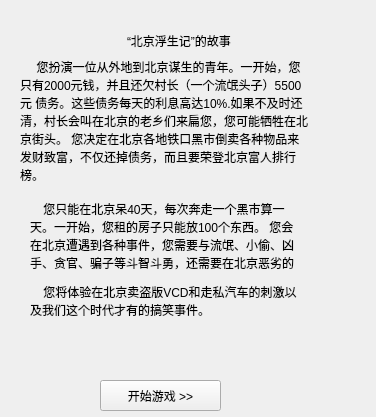
Above: form/story.ui from soda92/beijing_fushengji_rewrite before the change. Below: the same form after it.
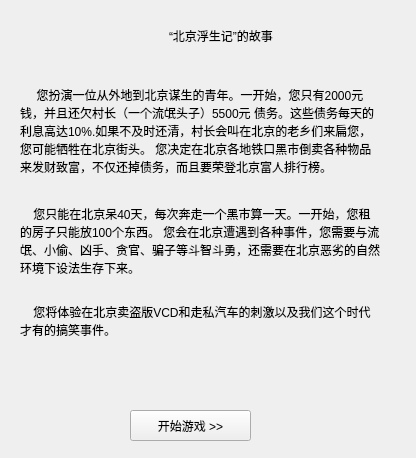
That is the form after the change. Icons and pictures are not drawn.

What changed in the file:
```diff
--- a/form/story.ui
+++ b/form/story.ui
@@ -6,20 +6,25 @@
    <rect>
     <x>0</x>
     <y>0</y>
-    <width>376</width>
-    <height>417</height>
+    <width>416</width>
+    <height>458</height>
    </rect>
   </property>
   <property name="windowTitle">
    <string>Form</string>
   </property>
+  <property name="styleSheet">
+   <string notr="true">QLabel, QPushButton {
+	font:  9pt &quot;System&quot;;
+}</string>
+  </property>
   <widget class="QLabel" name="label_2">
    <property name="geometry">
     <rect>
      <x>20</x>
      <y>50</y>
-     <width>291</width>
-     <height>141</height>
+     <width>361</width>
+     <height>161</height>
     </rect>
    </property>
    <property name="text">
@@ -32,10 +37,10 @@
   <widget class="QLabel" name="label_3">
    <property name="geometry">
     <rect>
-     <x>30</x>
-     <y>200</y>
-     <width>271</width>
-     <height>71</height>
+     <x>20</x>
+     <y>190</y>
+     <width>361</width>
+     <height>101</height>
     </rect>
    </property>
    <property name="text">
@@ -48,10 +53,10 @@
   <widget class="QLabel" name="label_4">
    <property name="geometry">
     <rect>
-     <x>30</x>
-     <y>270</y>
-     <width>271</width>
-     <height>61</height>
+     <x>20</x>
+     <y>280</y>
+     <width>351</width>
+     <height>81</height>
     </rect>
    </property>
    <property name="text">
@@ -64,21 +69,24 @@
   <widget class="QLabel" name="statusText">
    <property name="geometry">
     <rect>
-     <x>100</x>
-     <y>320</y>
-     <width>131</width>
+     <x>70</x>
+     <y>350</y>
+     <width>211</width>
      <height>41</height>
     </rect>
    </property>
    <property name="text">
     <string>&lt;status&gt;</string>
    </property>
+   <property name="alignment">
+    <set>Qt::AlignCenter</set>
+   </property>
   </widget>
   <widget class="QPushButton" name="startGame">
    <property name="geometry">
     <rect>
-     <x>100</x>
-     <y>380</y>
+     <x>130</x>
+     <y>410</y>
      <width>121</width>
      <height>31</height>
     </rect>
@@ -92,8 +100,8 @@
     <rect>
      <x>40</x>
      <y>10</y>
-     <width>191</width>
-     <height>61</height>
+     <width>251</width>
+     <height>51</height>
     </rect>
    </property>
    <layout class="QHBoxLayout" name="horizontalLayout">
```
